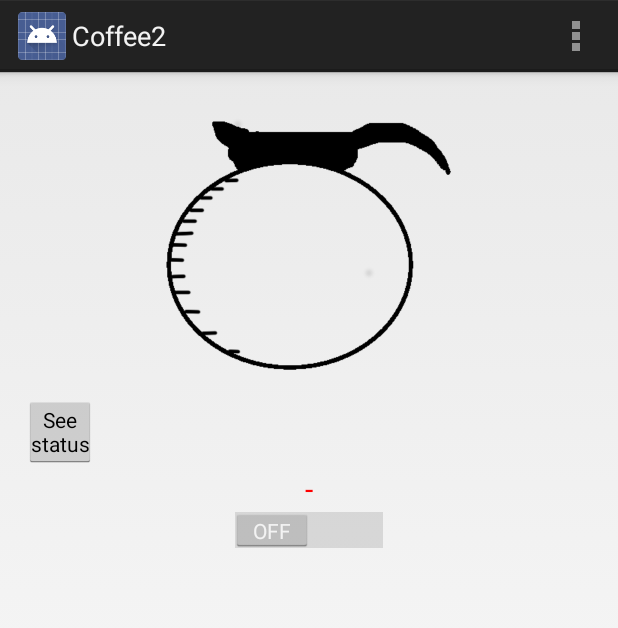
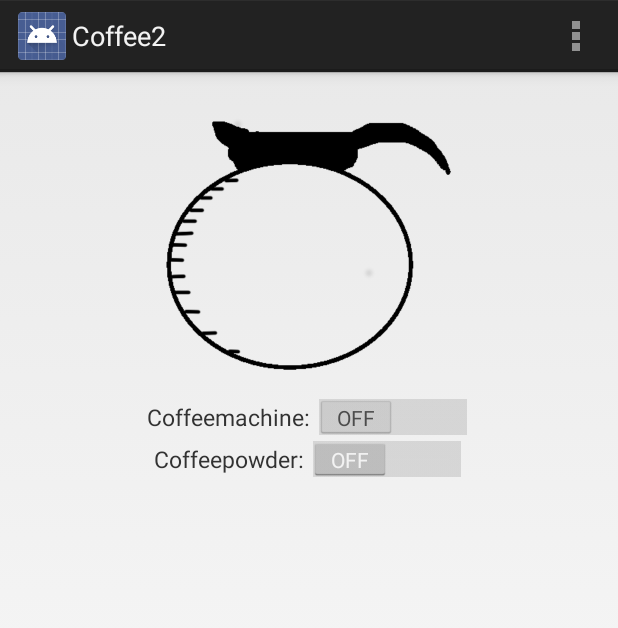
Before and after one commit to sawise/SoftwerkCoffee, an Android app: the screen it shows after launch (MainActivity), in the options menu, after a tap on "Settings", on a phone screen of 412 x 824 dp. Shown: the top 628 px of the screen. Run offline under Robolectric (Android 15) with nearby library versions, the phone set to English and light mode, and no system bars; 1 statement that could not run was skipped.

Commit message:
The app now collect information from the webservice, there's a coffeepowder-switch

```diff
--- a/Coffee2Project/Coffee2/src/main/java/com/softwerk/coffee2/MainActivity.java
+++ b/Coffee2Project/Coffee2/src/main/java/com/softwerk/coffee2/MainActivity.java
@@ -1,5 +1,6 @@
 package com.softwerk.coffee2;
 
+import android.graphics.Color;
 import android.os.Bundle;
 import android.app.Activity;
 import android.util.Log;
@@ -23,16 +24,21 @@ import org.apache.http.util.EntityUtils;
 
 import android.os.StrictMode;
 
+import java.text.DecimalFormat;
 
-public class MainActivity extends Activity implements Switch.OnCheckedChangeListener, Button.OnClickListener {
+
+public class MainActivity extends Activity implements Switch.OnCheckedChangeListener {
     private TextView statusText;
+    private Webservice webService;
     private ProgressBar progressBar;
     private Handler handler = new Handler();
     private Switch coffeeSwitch;
-    private Button statusButton;
-    private String url = "http://192.168.1.175";
-    private int currentProgressInt = 0;
-    private String currentProgressStr;
+    private Switch coffeepowderSwitch;
+    private String url = "http://46.194.99.157";
+    private long currentProgressInt = 0;
+    private long timeOn = 600;
+    double progress = 0;
+    private int percentInt;
     boolean check;
     boolean error = false;
     Animation anim;
@@ -49,15 +55,20 @@ public class MainActivity extends Activity implements Switch.OnCheckedChangeList
             StrictMode.setThreadPolicy(policy);
         }
 
-        getSession();
+        webService = new Webservice();
+
+        Log.i("Progresssession", currentProgressInt+"");
 
         statusText = (TextView) findViewById(R.id.statusText);
         progressBar = (ProgressBar) findViewById(R.id.progressBar);
         coffeeSwitch = (Switch) findViewById(R.id.coffeeSwitch);
-        statusButton = (Button) findViewById(R.id.testButton);
+        coffeepowderSwitch = (Switch) findViewById(R.id.coffeepowderSwitch);
+
+        currentProgressInt = webService.getSession(url);
 
         coffeeSwitch.setOnCheckedChangeListener(this);
-        statusButton.setOnClickListener(this);
+        coffeeSwitch.setEnabled(false);
+        coffeepowderSwitch.setOnCheckedChangeListener(this);
 
         progressBar.setProgress(0);
         progressBar.setMax(100);
@@ -82,45 +93,59 @@ public class MainActivity extends Activity implements Switch.OnCheckedChangeList
 
     @Override
     public void onCheckedChanged(CompoundButton buttonView, boolean isChecked) {
+
         if(buttonView == coffeeSwitch){
+
             if(isChecked){
                 check = true;
-                getWebservice(url+"/api/turnOn");
+                currentProgressInt = webService.getSession(url);
+                webService.getWebservice(url+"/api/turnOn");
+                long epoch = (System.currentTimeMillis()/1000)+timeOn;
+                Log.i("Unix timestamp", epoch+"");
+                if(currentProgressInt <= 0){
+                    webService.saveSession(url, epoch);
+                } else if(currentProgressInt > 0){
+                    calculateProgress(epoch, currentProgressInt);
+                }
             } else if(!isChecked){
                 check = false;
-                getWebservice(url+"/api/turnOff");
-                clearSession();
+                webService.getWebservice(url+"/api/turnOff");
+                webService.clearSession(url);
             }
 
             new Thread(new Runnable() {
-                int p = currentProgressInt;
+                int p = (int) progress;
 
                 public void run() {
-                    while (p < 100) {
+                    while (p < timeOn) {
                         try {
-                            Thread.sleep(100);
+                            Thread.sleep(1000);
                         } catch (InterruptedException e) {
                             e.printStackTrace();
                         }
-
                         handler.post(new Runnable() {
                             public void run() {
                                 if(check && !error){
-                                progressBar.setProgress(p);
-                                setStatusText(p+"%", error);
-                                saveSession(p);
-                            }
-                            if (!check && !error) {
+                                    double percent = roundTwodecimals(((double)p/timeOn)*100);
+                                    percentInt = (int) percent;
+                                    //Log.i("percent", p+"<->"+percentInt);
+                                    progressBar.setProgress(percentInt);
+                                    setStatusText(percent+"%", error);
+                                } else if (!check && !error && percentInt != 100) {
                                     progressBar.setProgress(0);
                                     setStatusText("STOPPED!", error);
-                                p = 100;
-                            }
-                            if(p == 1000/*this value only simulates the error message, in future put a another statement*/){
+                                    p = (int) timeOn;
+                                }  else if(error/*this value only simulates the error message, in future put a another statement*/){
                                     progressBar.setProgress(50/*should be p*/);
                                     error = true;
                                     setStatusText("ERROR!", error);
-                                p = 100;
+                                    p = (int) timeOn;
                                     error = false;
+                                }if (p == timeOn && !error && check) {
+                                    setStatusText("DONE!", error);
+                                    coffeepowderSwitch.setChecked(false);
+                                    coffeeSwitch.setChecked(false);
+                                    webService.getWebservice(url+"/api/turnOff");
                                 }
                             }
                         });
@@ -128,37 +153,13 @@ public class MainActivity extends Activity implements Switch.OnCheckedChangeList
                     }
                 }
             }).start();
+        } else if(buttonView == coffeepowderSwitch){
+            if(isChecked){
+                coffeeSwitch.setEnabled(true);
+            } else if(!isChecked){
+                coffeeSwitch.setEnabled(false);
             }
         }
-
-    public void getSession(){
-        currentProgressStr = getWebservice(url+"/api/status").trim();
-        currentProgressInt = Integer.parseInt(currentProgressStr);
-    }
-
-    public void clearSession(){
-        getWebservice(url+"/api/turnOff");
-
-    }
-
-    public void saveSession(int progress){
-        getWebservice(url+"/api/saveSession/"+progress);
-
-    }
-
-    public String getWebservice(String url){
-        String output = "";
-        try {
-            DefaultHttpClient httpClient = new DefaultHttpClient();
-            HttpGet httpGet = new HttpGet(url);
-            HttpResponse httpResponse = httpClient.execute(httpGet);
-            HttpEntity httpEntity = httpResponse.getEntity();
-            output = EntityUtils.toString(httpEntity);
-            Log.i("output", output);
-        } catch (Exception e){
-            Log.i("Error...", "something went wrong o.O"+e);
-        }
-        return output;
     }
 
     public void setStatusText(String status, boolean error){
@@ -172,15 +173,31 @@ public class MainActivity extends Activity implements Switch.OnCheckedChangeList
         }
     }
 
-    @Override
-    public void onClick(View v) {
-        if(v == statusButton){
-            getWebservice("http://46.194.227.50/api/turnOff");
-            getWebservice("http://46.194.227.50/api/status");
-            getWebservice("http://46.194.227.50/api/turnOn");
-            statusText.setVisibility(1);
-            statusText.setText('-'+currentProgressStr);
+    public double roundTwodecimals(double d){
+      DecimalFormat twoDForm = new DecimalFormat("#.#");
+      return Double.valueOf(twoDForm.format(d));
+    }
+
+    public void calculateProgress(long currentTime, long currentProgress){
+        if(currentProgress <= 0){
+            long start = currentTime;
+            long end = start-timeOn;
+        } else if (currentProgress > 0){
+            long end = currentProgress;
+            double timeOnD = (double) timeOn;
+            String str = String.valueOf(currentTime-end);
+            double timeLeft = Double.parseDouble(str);
+            double timeElapsed = timeOnD-timeLeft;
+            progress = (timeElapsed/timeOnD)*600;
+            Log.i("currenttime", ""+currentTime);
+            Log.i("timeend", ""+end);
+
+            Log.i("timeleftStr", str);
+            Log.i("timeleft", end+"-"+timeLeft);
+            Log.i("timeelapsed", timeOnD+"-"+timeLeft+"="+timeElapsed);
+            Log.i("calc", "("+timeElapsed+"/"+timeOn+")*"+timeOn);
+            Log.i("calc", progress+"");
+        }
+    }
 
 }
-    }
-}
--- /dev/null
+++ b/Coffee2Project/Coffee2/src/main/java/com/softwerk/coffee2/Webservice.java
@@ -0,0 +1,44 @@
+package com.softwerk.coffee2;
+
+import android.util.Log;
+
+import org.apache.http.HttpEntity;
+import org.apache.http.HttpResponse;
+import org.apache.http.client.methods.HttpGet;
+import org.apache.http.impl.client.DefaultHttpClient;
+import org.apache.http.util.EntityUtils;
+
+/**
+ * Created by sam on 10/9/13.
+ */
+public class Webservice {
+
+    public int getSession(String url){
+        String currentProgressStr = getWebservice(url+"/api/status").trim();
+        int currentProgressInt = Integer.parseInt(currentProgressStr);
+        return currentProgressInt;
+    }
+
+    public void clearSession(String url){
+        getWebservice(url+"/api/turnOff");
+    }
+
+    public void saveSession(String url, long progress){
+        getWebservice(url+"/api/saveSession/"+progress);
+    }
+
+    public String getWebservice(String url){
+        String output = "";
+        try {
+            DefaultHttpClient httpClient = new DefaultHttpClient();
+            HttpGet httpGet = new HttpGet(url);
+            HttpResponse httpResponse = httpClient.execute(httpGet);
+            HttpEntity httpEntity = httpResponse.getEntity();
+            output = EntityUtils.toString(httpEntity);
+            Log.i("output", output);
+        } catch (Exception e){
+            Log.i("Error...", "something went wrong o.O"+e);
+        }
+        return output;
+    }
+}
--- a/Coffee2Project/Coffee2/src/main/res/layout/softwerkcoffee.xml
+++ b/Coffee2Project/Coffee2/src/main/res/layout/softwerkcoffee.xml
@@ -32,30 +32,52 @@
     </FrameLayout>
 
 
-    <Button
-    android:id="@+id/testButton"
-    style="?android:attr/buttonStyleSmall"
-    android:text="See status"
-    android:padding="0dp"
-    android:maxHeight="0dp"
-    android:maxWidth="0dp"
-        android:layout_width="wrap_content"
-        android:layout_height="wrap_content" />
-    <TextView
-        android:id="@+id/statusText"
+
+
+
+    <LinearLayout xmlns:android="http://schemas.android.com/apk/res/android"
+        xmlns:tools="http://schemas.android.com/tools"
         android:layout_width="wrap_content"
         android:layout_height="wrap_content"
-        android:text=""
-        android:textColor="#FF0000"
-        android:textSize="20dp"
-        android:layout_gravity="center"
-        android:visibility="invisible"/>
-
-    <Switch
-        android:id="@+id/coffeeSwitch"
+        android:layout_gravity="center">
+        <TextView
+            android:layout_width="wrap_content"
+            android:layout_height="wrap_content"
+            android:text="Coffeemachine: "
+            android:textSize="15dp"
+            android:layout_gravity="center"/>
+        <Switch
+            android:id="@+id/coffeeSwitch"
+            android:layout_width="wrap_content"
+            android:layout_height="wrap_content"
+            android:layout_gravity="center" />
+    </LinearLayout>
+    <LinearLayout xmlns:android="http://schemas.android.com/apk/res/android"
+        xmlns:tools="http://schemas.android.com/tools"
         android:layout_width="wrap_content"
         android:layout_height="wrap_content"
-        android:layout_gravity="center" />
+        android:layout_gravity="center">
+        <TextView
+            android:layout_width="wrap_content"
+            android:layout_height="wrap_content"
+            android:text="Coffeepowder: "
+            android:textSize="15dp"
+            android:layout_gravity="center"/>
+        <Switch
+            android:id="@+id/coffeepowderSwitch"
+            android:layout_width="wrap_content"
+            android:layout_height="wrap_content"
+            android:layout_gravity="center" />
+     </LinearLayout>
 
+        <TextView
+            android:id="@+id/statusText"
+            android:layout_width="wrap_content"
+            android:layout_height="wrap_content"
+            android:text=""
+            android:textColor="#FF0000"
+            android:textSize="20dp"
+            android:layout_gravity="center"
+            android:visibility="invisible"/>
 
 </LinearLayout>
```
Also changed, not shown: 2 other files. Lines whose indentation alone changed are shown as unchanged.
